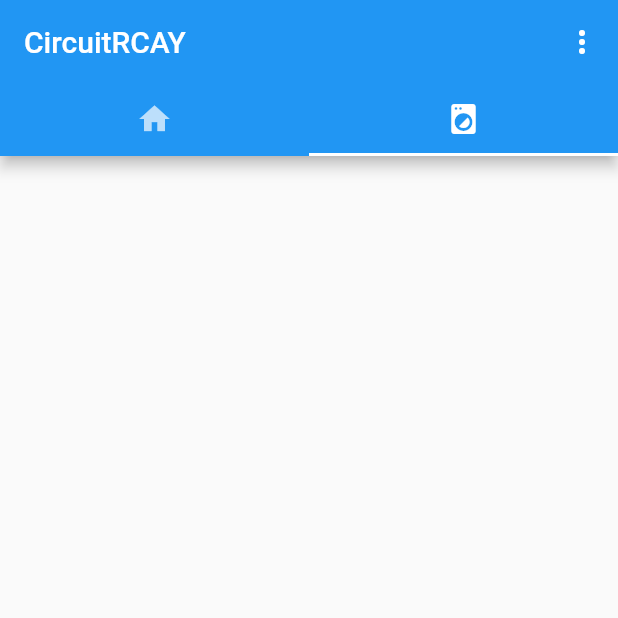
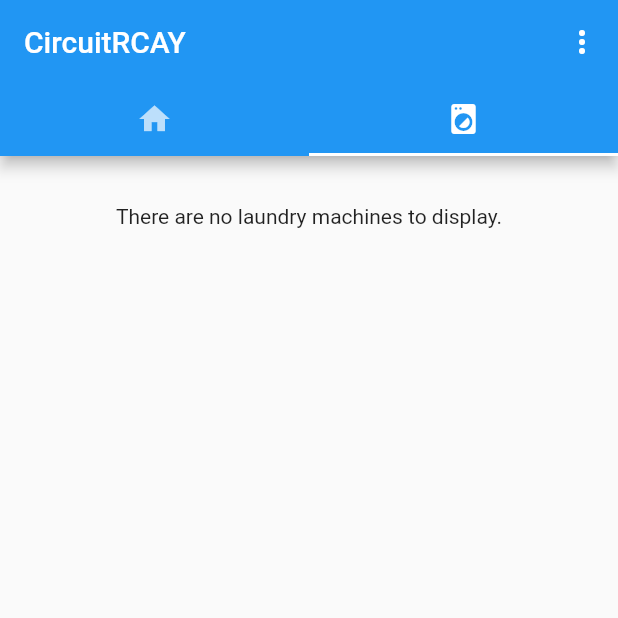
Before and after one commit to 7coil/circuitrcay-flutter, a Flutter app: the HomePage screen opened directly, tab 2 chosen, on a phone screen of 412 x 824 dp, the top half of it. Run offline on Flutter 3.47's test engine with Material 2 defaults, Android fonts, the light colour scheme and no system bars; our stand-ins replace url_launcher_web; missing offline and left inert: barcode_scan; statements that could not run were skipped; project files that could hold a hidden picture were left out.

Commit message:
Add a "no machines" message

```diff
--- a/lib/tabs/MachinesTab.dart
+++ b/lib/tabs/MachinesTab.dart
@@ -79,6 +79,14 @@ class MachinesTabState extends State<MachinesTab> {
   List<Widget> generateMachines() {
     List<Widget> widgets = [];
 
+    if (this._machines.length == 0) {
+      widgets.add(
+        Container(
+          child: Text("There are no laundry machines to display."),
+        )
+      );
+    }
+
     this._machines
       .forEach((Machine machine) {
         String name = machine.name;
```
